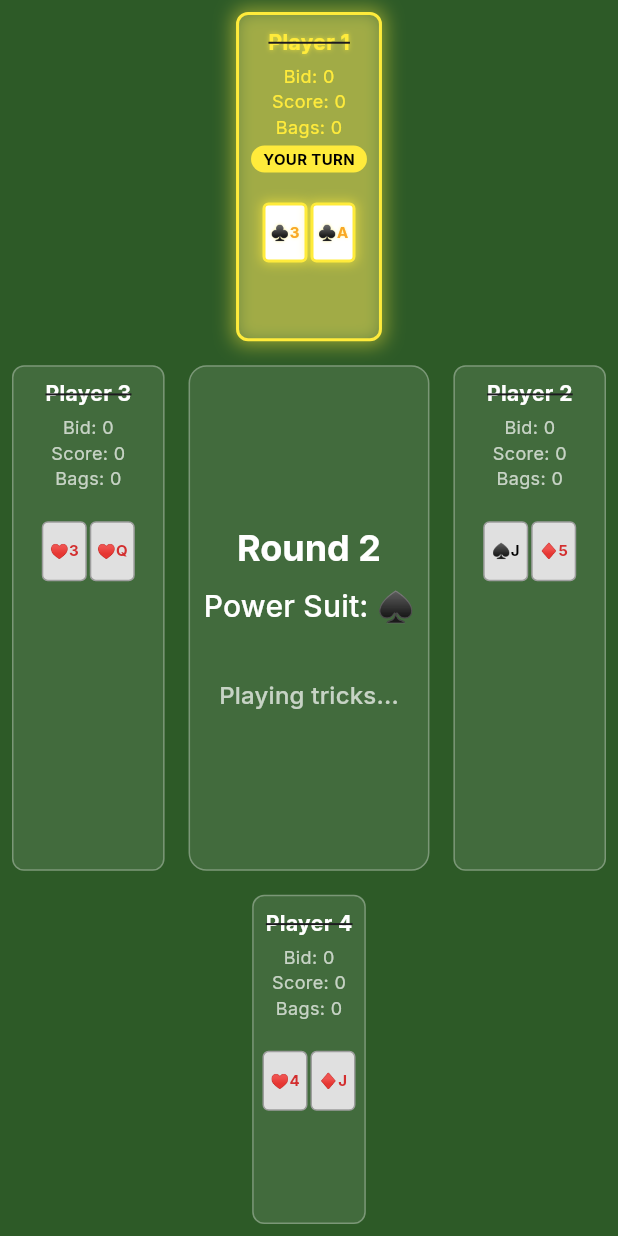
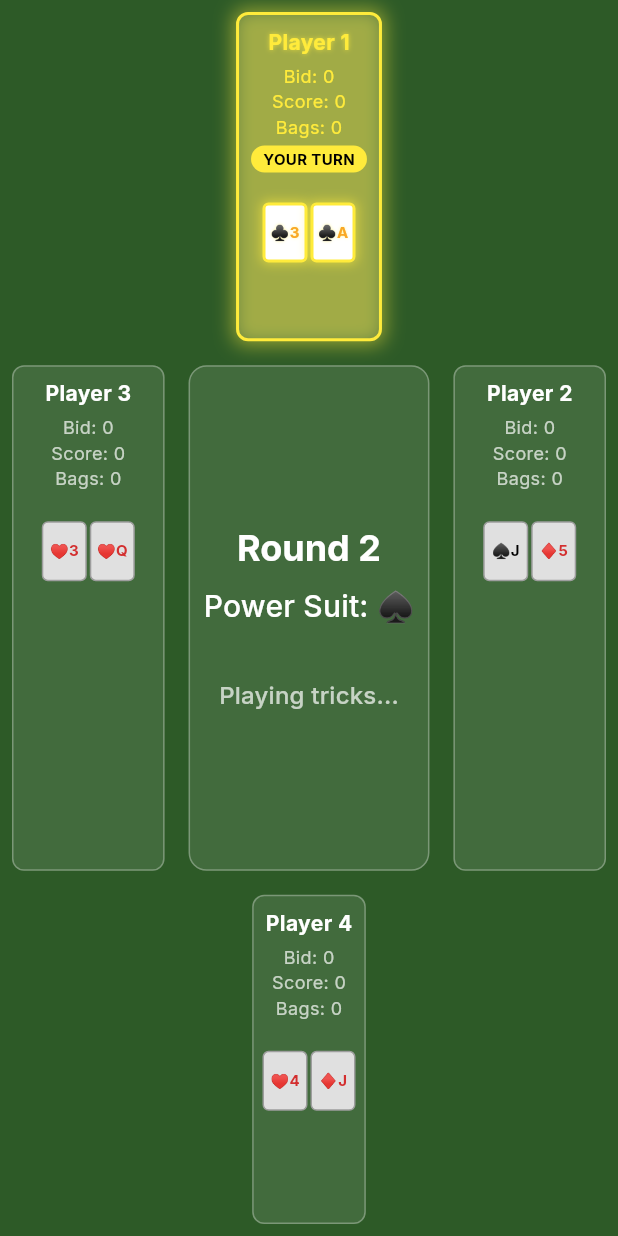
Before and after one commit to AungMyoKyaw4198/2to10_game, a Flutter app: the screen it shows after launch, after a tap on "Start New Game", on a phone screen of 412 x 824 dp. Run offline on Flutter 3.47's test engine with Material 3 defaults, Android fonts, the phone set to English and light mode, and no system bars; our stand-ins replace google_fonts, shared_preferences.

Commit message:
Change indication for perfect streak

```diff
--- a/two_to_ten/lib/widgets/player_box.dart
+++ b/two_to_ten/lib/widgets/player_box.dart
@@ -62,31 +62,30 @@ class PlayerBox extends StatelessWidget {
 
   Widget _buildPlayerInfo(BuildContext context) {
     bool isPlayerTurn = _isPlayerTurn();
+    bool hasPerfectStreak = _hasPerfectStreak();
+    bool hasImmaculateStreak = _hasImmaculateStreak();
 
     return Container(
       padding: const EdgeInsets.all(8),
       child: Column(
         mainAxisSize: MainAxisSize.min,
         children: [
-          // Player name with strike-through if perfect streak broken
+          // Player name with perfect streak effects
           Text(
             player.name,
             style: TextStyle(
-              color: isPlayerTurn ? Colors.yellow : Colors.white,
+              color: _getPlayerNameColor(
+                isPlayerTurn,
+                hasPerfectStreak,
+                hasImmaculateStreak,
+              ),
               fontWeight: FontWeight.bold,
-              decoration:
-                  player.hasBrokenPerfectStreak
-                      ? TextDecoration.lineThrough
-                      : null,
-              shadows:
-                  isPlayerTurn
-                      ? [
-                        Shadow(
-                          color: Colors.yellow.withValues(alpha: 0.8),
-                          blurRadius: 4,
-                        ),
-                      ]
-                      : null,
+              fontSize: hasPerfectStreak || hasImmaculateStreak ? 16 : 14,
+              shadows: _getPlayerNameShadows(
+                isPlayerTurn,
+                hasPerfectStreak,
+                hasImmaculateStreak,
+              ),
             ),
           ),
 
@@ -132,6 +131,34 @@ class PlayerBox extends StatelessWidget {
             ],
           ),
 
+          // Perfect streak indicator
+          if (hasPerfectStreak || hasImmaculateStreak) ...[
+            const SizedBox(height: 4),
+            Container(
+              padding: const EdgeInsets.symmetric(horizontal: 8, vertical: 2),
+              decoration: BoxDecoration(
+                color: hasImmaculateStreak ? Colors.purple : Colors.amber,
+                borderRadius: BorderRadius.circular(12),
+                boxShadow: [
+                  BoxShadow(
+                    color: (hasImmaculateStreak ? Colors.purple : Colors.amber)
+                        .withValues(alpha: 0.6),
+                    blurRadius: 4,
+                    spreadRadius: 1,
+                  ),
+                ],
+              ),
+              child: Text(
+                hasImmaculateStreak ? 'IMMACULATE' : 'PERFECT',
+                style: TextStyle(
+                  color: Colors.black,
+                  fontSize: 10,
+                  fontWeight: FontWeight.bold,
+                ),
+              ),
+            ),
+          ],
+
           // Turn indicator
           if (isPlayerTurn) ...[
             const SizedBox(height: 4),
@@ -154,6 +181,64 @@ class PlayerBox extends StatelessWidget {
         ],
       ),
     );
+  }
+
+  Color _getPlayerNameColor(
+    bool isPlayerTurn,
+    bool hasPerfectStreak,
+    bool hasImmaculateStreak,
+  ) {
+    if (hasImmaculateStreak) return Colors.purple;
+    if (hasPerfectStreak) return Colors.amber;
+    if (isPlayerTurn) return Colors.yellow;
+    return Colors.white;
+  }
+
+  List<Shadow>? _getPlayerNameShadows(
+    bool isPlayerTurn,
+    bool hasPerfectStreak,
+    bool hasImmaculateStreak,
+  ) {
+    if (hasImmaculateStreak) {
+      return [
+        Shadow(color: Colors.purple.withValues(alpha: 0.8), blurRadius: 8),
+        Shadow(color: Colors.white.withValues(alpha: 0.6), blurRadius: 4),
+      ];
+    }
+    if (hasPerfectStreak) {
+      return [
+        Shadow(color: Colors.amber.withValues(alpha: 0.8), blurRadius: 6),
+        Shadow(color: Colors.white.withValues(alpha: 0.5), blurRadius: 3),
+      ];
+    }
+    if (isPlayerTurn) {
+      return [
+        Shadow(color: Colors.yellow.withValues(alpha: 0.8), blurRadius: 4),
+      ];
+    }
+    return null;
+  }
+
+  bool _hasPerfectStreak() {
+    if (player.perfectRounds.isEmpty) return false;
+
+    // Count how many perfect rounds the player has
+    int perfectRoundsCount =
+        player.perfectRounds.where((perfect) => perfect).length;
+
+    // Show perfect streak if they have at least 3 consecutive perfect rounds
+    return perfectRoundsCount >= 3;
+  }
+
+  bool _hasImmaculateStreak() {
+    if (player.immaculateRounds.isEmpty) return false;
+
+    // Count how many immaculate rounds the player has
+    int immaculateRoundsCount =
+        player.immaculateRounds.where((immaculate) => immaculate).length;
+
+    // Show immaculate streak if they have at least 2 consecutive immaculate rounds
+    return immaculateRoundsCount >= 2;
   }
 
   Widget _buildPlayerHand(BuildContext context) {
```
